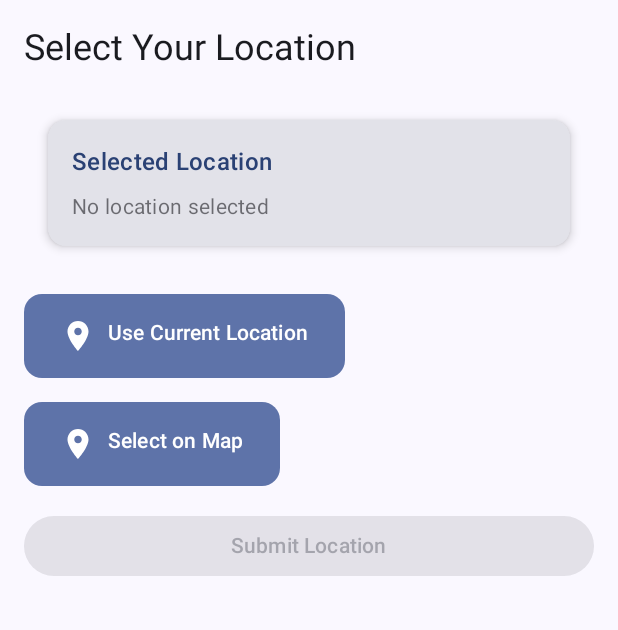
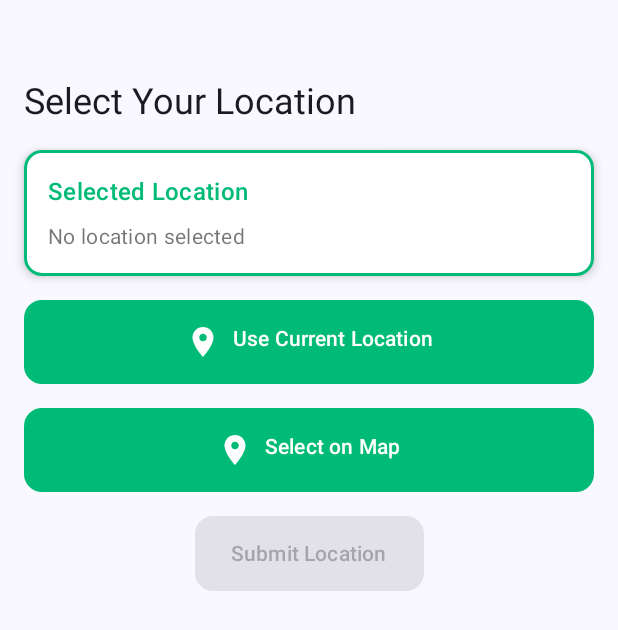
Before and after one commit to DevDewangan16/GeoSender, an Android app built with Jetpack Compose: the screen it shows after launch (MainActivity), on a phone screen of 412 x 824 dp. Shown: the top 630 px of the screen. Run offline under Robolectric (Android 15) with nearby library versions, the phone set to English and light mode, and no system bars.

Commit message:
Polished HomeScreen UI with improved layout structure and visual hierarchy for better user experience.

```diff
--- a/app/src/main/java/com/example/geosender/MainActivity.kt
+++ b/app/src/main/java/com/example/geosender/MainActivity.kt
@@ -51,9 +51,9 @@ fun LocationAppTheme(
     MaterialTheme(
         colorScheme = lightColorScheme(
             primary = Color(0xFF6200EE),
-            primaryContainer = Color(0xFFBB86FC),
+            primaryContainer = Color(0xFF00BB77),
             onPrimary = Color.White,
-            onPrimaryContainer = Color.Black,
+            onPrimaryContainer = Color.White,
             secondary = Color(0xFF03DAC6),
             background = Color(0xFFFFFFFF),
             surface = Color(0xFFFFFFFF),
--- a/app/src/main/java/com/example/geosender/ui/HomeScreen.kt
+++ b/app/src/main/java/com/example/geosender/ui/HomeScreen.kt
@@ -37,6 +37,10 @@ import android.Manifest
 import android.content.Context
 import android.content.pm.PackageManager
 import android.location.LocationManager
+import androidx.compose.foundation.layout.Spacer
+import androidx.compose.foundation.layout.height
+import androidx.compose.material3.ButtonDefaults
+import androidx.compose.ui.graphics.Color
 import androidx.core.content.ContextCompat
 
 
@@ -113,6 +117,7 @@ fun HomeScreen(
                 .padding(16.dp),
             verticalArrangement = Arrangement.spacedBy(16.dp)
         ) {
+            Spacer(modifier = Modifier.fillMaxWidth().height(20.dp))
             Text(
                 text = "Select Your Location",
                 style = MaterialTheme.typography.headlineSmall
@@ -186,10 +191,15 @@ fun HomeScreen(
             )
 
             // Submit Button
+            Box(modifier = Modifier.fillMaxWidth(), contentAlignment = Alignment.Center) {
                 Button(
                     onClick = { viewModel.submitLocation() },
-                modifier = Modifier.fillMaxWidth(),
-                enabled = location != null && !isLoading
+                    modifier = Modifier.height(50.dp),
+                    enabled = location != null && !isLoading,
+                    colors = ButtonDefaults.buttonColors(
+                        containerColor = Color(0xFF0066CC)
+                    ),
+                    shape = MaterialTheme.shapes.medium
                 ) {
                     if (isLoading) {
                         CircularProgressIndicator(
@@ -199,6 +209,7 @@ fun HomeScreen(
                         )
                     } else {
                         Text("Submit Location")
+                    }
                 }
             }
         }
--- a/app/src/main/java/com/example/geosender/ui/UiComponent.kt
+++ b/app/src/main/java/com/example/geosender/ui/UiComponent.kt
@@ -1,5 +1,6 @@
 package com.example.geosender.ui
 
+import androidx.compose.foundation.BorderStroke
 import androidx.compose.foundation.layout.Column
 import androidx.compose.foundation.layout.Row
 import androidx.compose.foundation.layout.Spacer
@@ -20,6 +21,7 @@ import androidx.compose.material3.MaterialTheme
 import androidx.compose.material3.Text
 import androidx.compose.runtime.Composable
 import androidx.compose.ui.Modifier
+import androidx.compose.ui.graphics.Color
 import androidx.compose.ui.graphics.vector.ImageVector
 import androidx.compose.ui.unit.dp
 import com.example.geosender.ui.data.LocationData
@@ -34,10 +36,11 @@ fun LocationButton(
     Button(
         onClick = onClick,
         modifier = modifier
+            .fillMaxWidth()
             .height(56.dp),
         colors = ButtonDefaults.buttonColors(
-            containerColor = MaterialTheme.colorScheme.primaryContainer,
-            contentColor = MaterialTheme.colorScheme.onPrimaryContainer
+            containerColor = Color(0xFF00BB77),
+            contentColor = Color.White
         ),
         shape = MaterialTheme.shapes.medium
     ) {
@@ -61,9 +64,13 @@ fun LocationCard(
     Card(
         modifier = modifier
             .fillMaxWidth()
-            .padding(16.dp),
-        shape = RoundedCornerShape(12.dp),
-        elevation = CardDefaults.cardElevation(defaultElevation = 4.dp)
+            //.padding(16.dp),
+        ,shape = RoundedCornerShape(12.dp),
+        elevation = CardDefaults.cardElevation(defaultElevation = 4.dp),
+        border = BorderStroke(2.dp,Color(0xFF00BB77)),
+        colors = CardDefaults.cardColors(
+            containerColor = Color.White
+        )
     ) {
         Column(
             modifier = Modifier.padding(16.dp)
@@ -71,7 +78,7 @@ fun LocationCard(
             Text(
                 text = "Selected Location",
                 style = MaterialTheme.typography.titleMedium,
-                color = MaterialTheme.colorScheme.primary
+                color = Color(0xFF00BB77)
             )
 
             Spacer(modifier = Modifier.height(8.dp))
```
Lines whose indentation alone changed are shown as unchanged.
